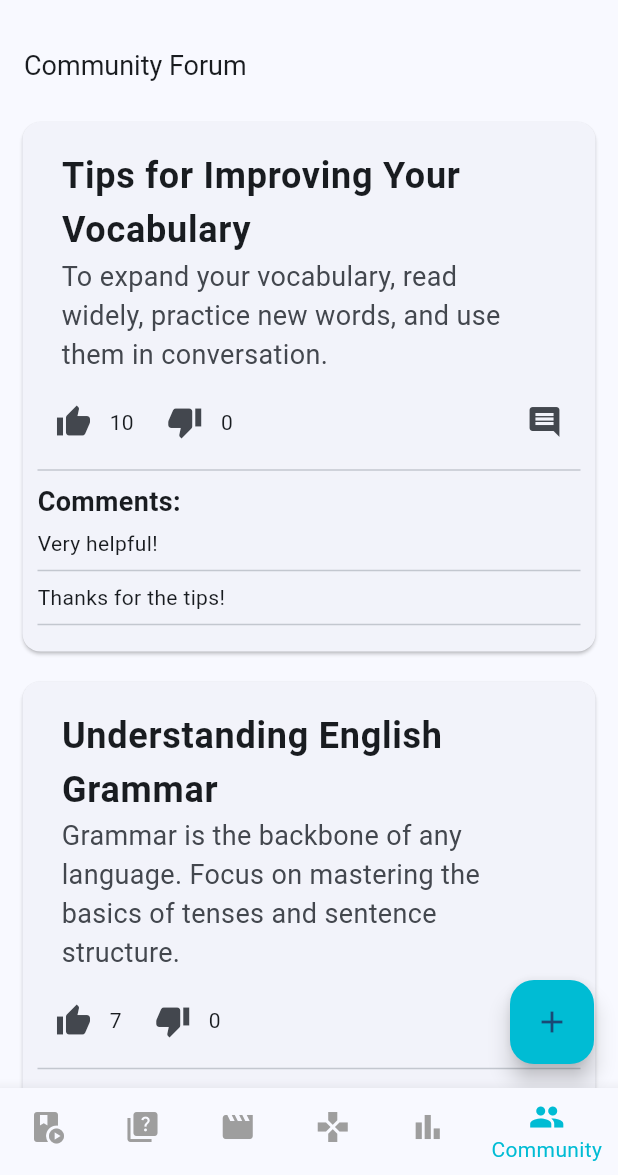
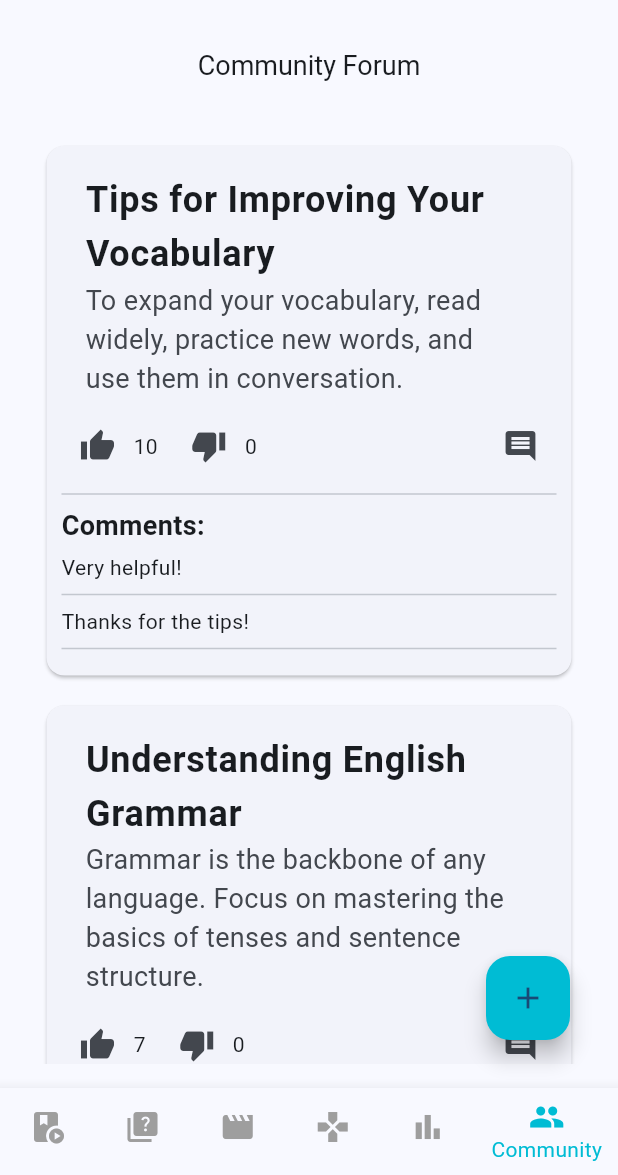
Before and after one commit to soutAhmedTayseer/CodeAlpha_LanguageLearningApp, a Flutter app: the screen it shows after launch, item 6 of the bottom bar chosen, on a phone screen of 412 x 824 dp, the part 61-1236 px from its top. Run offline on Flutter 3.47's test engine with Material 3 defaults, Android fonts, the phone set to English and light mode, and no system bars; our stand-ins replace animated_splash_screen, audioplayers, carousel_slider, easy_localization, flutter_bloc, lottie and 1 more.

Commit message:
handling some small details like titles and padding

```diff
--- a/lib/navigation_screens/community_screen.dart
+++ b/lib/navigation_screens/community_screen.dart
@@ -230,19 +230,12 @@ class _ForumScreenState extends State<CommunityScreen> {
   Widget build(BuildContext context) {
     return Scaffold(
       appBar: AppBar(
-        title: const Text('Community Forum',style: TextStyle(fontSize: 18),).tr(),
+        title: Center(child: const Text('Community Forum',style: TextStyle(fontSize: 18),).tr()),
       ),
-      body: Stack(
+      body: Padding(
+        padding: const EdgeInsets.all(16.0),
+        child: Stack(
           children: [
-          const Positioned.fill(
-            child: Opacity(
-              opacity: 1, // Set opacity to make the background less prominent
-              // child: Image.asset(
-              //   'assets/images/backkground.jpeg', // Add your background image path
-              //   fit: BoxFit.cover, // Ensure the image covers the whole screen
-              // ),
-            ),
-          ),
             ListView.builder(
               itemCount: _posts.length,
               itemBuilder: (ctx, index) {
@@ -367,6 +360,7 @@ class _ForumScreenState extends State<CommunityScreen> {
             ),
           ],
         ),
+      ),
     );
   }
 }
--- a/lib/navigation_screens/lessons_screen.dart
+++ b/lib/navigation_screens/lessons_screen.dart
@@ -163,13 +163,13 @@ class _LessonsState extends State<Lessons> {
   Widget build(BuildContext context) {
     return Scaffold(
       appBar: AppBar(
-        title: const Text('Your Lessons',style: TextStyle(fontSize: 18),).tr(),
+        title: Center(child: const Text('Your Lessons',style: TextStyle(fontSize: 18),).tr()),
       ),
       body: Stack(
         children: [
           SingleChildScrollView(
             child: Padding(
-              padding: const EdgeInsets.all(8.0),
+              padding: const EdgeInsets.all(16.0),
               child: Column(
                 crossAxisAlignment: CrossAxisAlignment.start,
                 children: [
--- a/lib/navigation_screens/progress_screen.dart
+++ b/lib/navigation_screens/progress_screen.dart
@@ -57,7 +57,7 @@ class _ProgressState extends State<Progress> {
   Widget build(BuildContext context) {
     return Scaffold(
       appBar: AppBar(
-        title: const Text('Progress & Achievements',style: TextStyle(fontSize: 18),).tr(),
+        title: Center(child: const Text('Progress & Achievements',style: TextStyle(fontSize: 18),).tr()),
       ),
       body: Stack(
         children: [
```
Also changed, not shown: lib/navigation_screens/entertainment_screen.dart (+39 -16 lines), lib/navigation_screens/quiz_categories_screen.dart (+5 -2 lines). Lines whose indentation alone changed are shown as unchanged.
